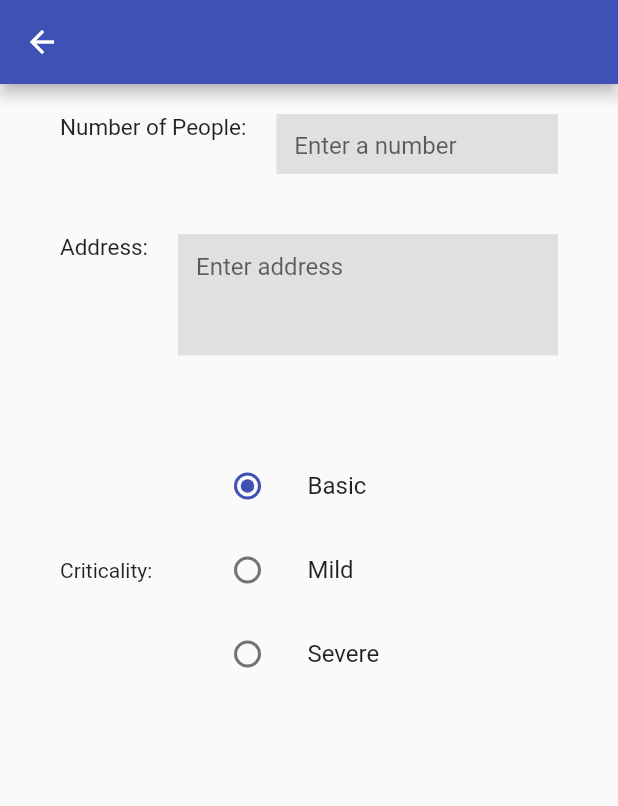
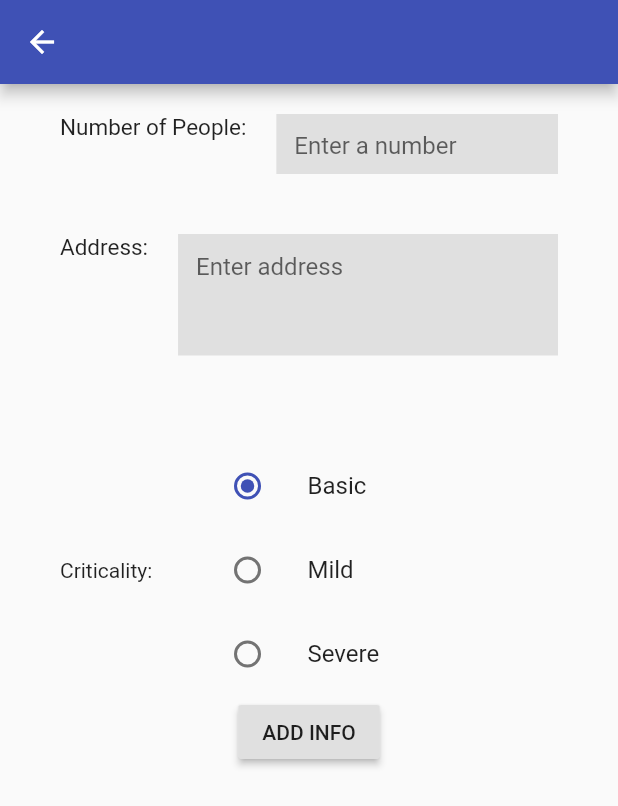
Before and after one commit to Android-Builds/Outliners-Healthcare-DevHacks, a Flutter app: the screen it shows once a user with an empty profile is signed in, after a tap on "Food", on a phone screen of 412 x 824 dp. Shown: the top 806 px of the screen. Run offline on Flutter 3.47's test engine with Material 2 defaults, Android fonts, the phone set to English and light mode, and no system bars; our stand-ins replace cloud_firestore, firebase_auth, font_awesome_flutter, google_sign_in; missing offline and left inert: enum_to_string; accounts and stored records are empty; network calls fail.

```diff
--- a/Code/CovidAid/lib/pages/foodpage.dart
+++ b/Code/CovidAid/lib/pages/foodpage.dart
@@ -1,4 +1,8 @@
+import 'package:CovidAid/pages/home.dart';
+import 'package:cloud_firestore/cloud_firestore.dart';
+import 'package:firebase_auth/firebase_auth.dart';
 import 'package:flutter/material.dart';
+import 'package:enum_to_string/enum_to_string.dart';
 
 class FoodPage extends StatefulWidget {
   @override
@@ -6,6 +10,35 @@ class FoodPage extends StatefulWidget {
 }
 
 class _FoodPageState extends State<FoodPage> {
+
+  final snackBar = SnackBar(content: Text('ADDED INFO'));
+
+  final TextEditingController _people = new TextEditingController();
+  final TextEditingController _controller = new TextEditingController();
+
+
+  final FirebaseAuth _auth = FirebaseAuth.instance;
+  FirebaseUser user;
+
+  final Firestore _db = Firestore.instance;
+
+  @override
+  void initState() {
+    getUid();
+    // TODO: implement initState
+    super.initState();
+  }
+
+  void getUid() async {
+    FirebaseUser u = await _auth.currentUser();
+    setState(() {
+      user = u;
+    });
+  }
+
+  bool done = false;
+
+
   @override
   Widget build(BuildContext context) {
     return Scaffold(
@@ -15,11 +48,13 @@ class _FoodPageState extends State<FoodPage> {
         child: Column(
           children: <Widget>[
             InputWidget(
+              controller: _people,
               label: 'Number of People:',
               hint: 'Enter a number',
               maxlines: 1,
             ),
             InputWidget(
+              controller: _controller,
               label: 'Address:',
               hint: 'Enter address',
               maxlines: 3,
@@ -34,6 +69,35 @@ class _FoodPageState extends State<FoodPage> {
                 ],
               ),
             ),
+            Container(
+              width: MediaQuery.of(context).size.width,
+              child: Center(
+                child: RaisedButton(
+                  onPressed: (){
+
+                    String people = _people.text.trim();
+                    String add = _controller.text.trim();
+
+                    _db.collection("users").document(user.uid)
+                      ..collection("Food").add({
+                        "people": people,
+                        "address": add,
+                      });
+
+                    _people.clear();
+                    _controller.clear();
+
+
+
+                    Navigator.of(context).pushReplacement(MaterialPageRoute(builder: (context)=> Homepage()));
+
+                    //Scaffold.of(context).showSnackBar(snackBar);
+
+                  },
+                  child: Text("ADD INFO"),
+                ),
+              ),
+            )
           ],
         ),
       ),
@@ -42,13 +106,16 @@ class _FoodPageState extends State<FoodPage> {
 }
 
 class InputWidget extends StatelessWidget {
-  const InputWidget({
-    Key key, this.label, this.hint, this.maxlines,
-  }) : super(key: key);
 
   final String label;
   final String hint;
   final int maxlines;
+  final TextEditingController controller;
+
+  InputWidget({
+    Key key, this.label, this.hint, this.maxlines,this.controller
+  }) : super(key: key);
+
 
   @override
   Widget build(BuildContext context) {
@@ -69,6 +136,7 @@ class InputWidget extends StatelessWidget {
             child: Container(
               height: maxlines * 40.0,
               child: TextField(
+                controller: controller,
                 maxLines: maxlines,
                 decoration: InputDecoration(
                   fillColor: Colors.grey[300],
@@ -86,6 +154,14 @@ class InputWidget extends StatelessWidget {
 }
 
 class NeedOptions extends StatefulWidget {
+
+//  final String val;
+//  int index;
+//
+//  val = Criticality.values[index];
+//
+//  NeedOptions({this.val});
+
   @override
   _NeedOptionsState createState() => _NeedOptionsState();
 }
@@ -95,6 +171,27 @@ enum Criticality { basic, mild, severe }
 class _NeedOptionsState extends State<NeedOptions> {
 
   Criticality _character = Criticality.basic;
+
+  main() {
+    // Parse enum to a string
+    EnumToString.parse(Criticality.basic); //ValueOne
+    EnumToString.parse(Criticality.mild); //Value2
+    EnumToString.parse(Criticality.severe); //valueThree
+
+    // Parse an enum to something more human readable
+    EnumToString.parseCamelCase(Criticality.basic); //Value one
+    EnumToString.parseCamelCase(Criticality.mild); //Value 2
+    EnumToString.parseCamelCase(Criticality.severe); //Value three
+
+    // Get an enum from a string
+    EnumToString.fromString(Criticality.values, "basic"); //, TestEnum.ValueOne
+    EnumToString.fromString(Criticality.values, "mild"); // TestEnum.Value2
+    EnumToString.fromString(Criticality.values, "severe"); // TestEnum.valueThree
+
+    // Get an enum from a string
+    EnumToString.toList<Criticality>(
+        Criticality.values); // {ValueOne, Value2, valuethree}
+  }
 
   Widget build(BuildContext context) {
     return Column(
@@ -132,4 +229,17 @@ class _NeedOptionsState extends State<NeedOptions> {
       ],
     );
   }
+
+//  _showList(){
+//      return ListTile(
+//        title: const Text('Mild'),
+//        leading: Radio(
+//          value: Criticality.values[index],
+//          groupValue: _character,
+//          onChanged: (Criticality value) {
+//            setState(() { _character = value; });
+//          },
+//        ),
+//      );
+//  }
 }
--- a/Code/CovidAid/pubspec.yaml
+++ b/Code/CovidAid/pubspec.yaml
@@ -34,6 +34,7 @@ dependencies:
   firebase_storage: any
   font_awesome_flutter: any
   google_sign_in: any
+  enum_to_string: ^1.0.9
 
 dev_dependencies:
   flutter_test:
```
Also changed, not shown: Code/CovidAid/pubspec.lock.
